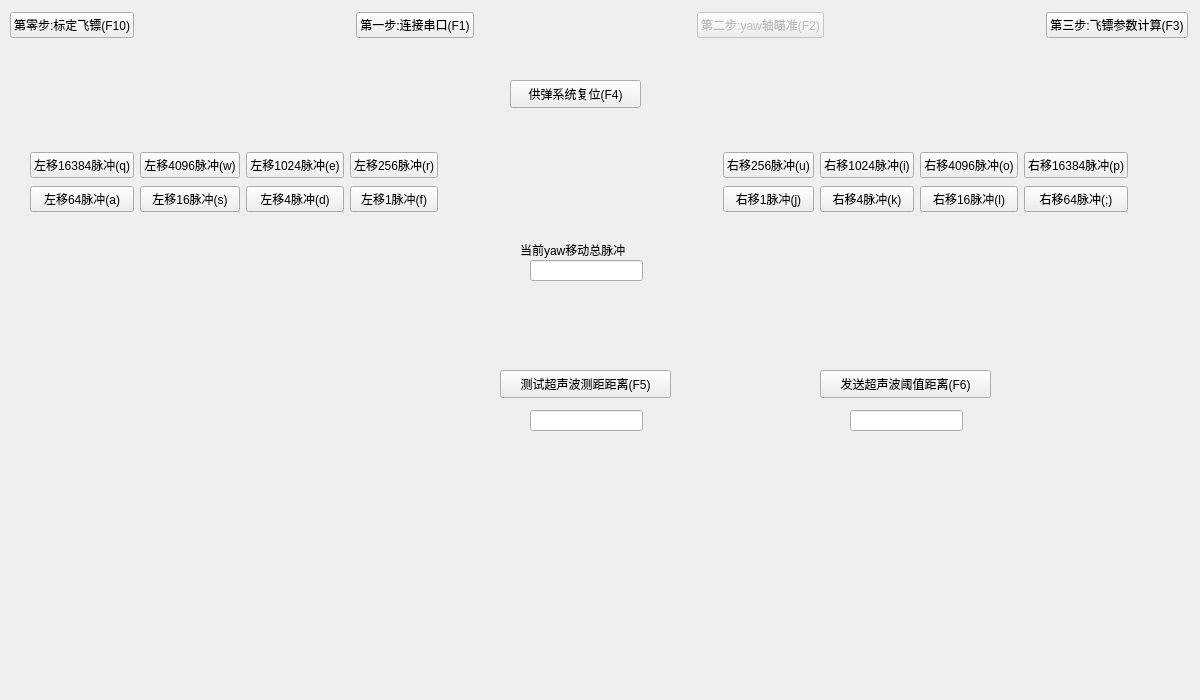
The window that 2yawAiming/yawaiming.ui (KangweiYang/dartRack_upper) describes before a commit, drawn with Qt 5.
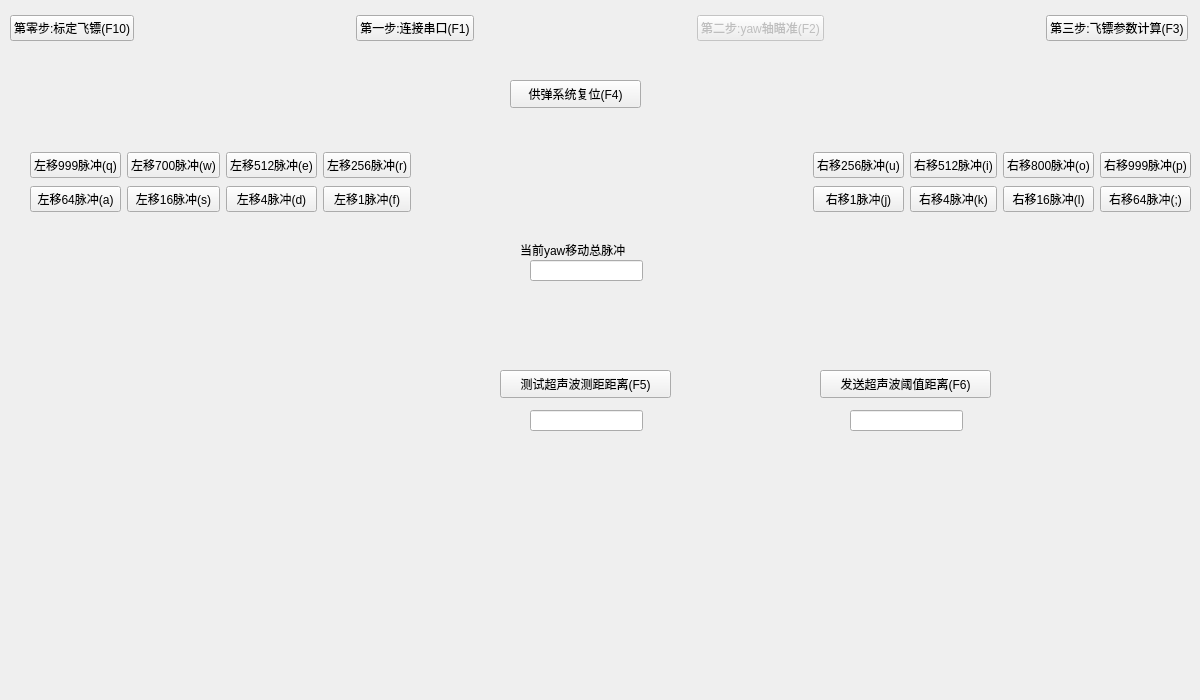
The same window after the commit.

```diff
--- a/2yawAiming/yawaiming.ui
+++ b/2yawAiming/yawaiming.ui
@@ -47,15 +47,15 @@
     <rect>
      <x>30</x>
      <y>150</y>
-     <width>1098</width>
-     <height>65</height>
+     <width>1161</width>
+     <height>66</height>
     </rect>
    </property>
    <layout class="QGridLayout" name="gridLayout">
     <item row="0" column="0">
      <widget class="QPushButton" name="left16384PushButton">
       <property name="text">
-       <string>左移16384脉冲(q)</string>
+       <string>左移999脉冲(q)</string>
       </property>
       <property name="shortcut">
        <string>Q</string>
@@ -65,7 +65,7 @@
     <item row="0" column="1">
      <widget class="QPushButton" name="left4096PushButton">
       <property name="text">
-       <string>左移4096脉冲(w)</string>
+       <string>左移700脉冲(w)</string>
       </property>
       <property name="shortcut">
        <string>W</string>
@@ -75,7 +75,7 @@
     <item row="0" column="2">
      <widget class="QPushButton" name="left1024PushButton">
       <property name="text">
-       <string>左移1024脉冲(e)</string>
+       <string>左移512脉冲(e)</string>
       </property>
       <property name="shortcut">
        <string>E</string>
@@ -128,7 +128,7 @@
     <item row="0" column="6">
      <widget class="QPushButton" name="right1024PushButton">
       <property name="text">
-       <string>右移1024脉冲(i)</string>
+       <string>右移512脉冲(i)</string>
       </property>
       <property name="shortcut">
        <string>I</string>
@@ -138,7 +138,7 @@
     <item row="0" column="7">
      <widget class="QPushButton" name="right4096PushButton">
       <property name="text">
-       <string>右移4096脉冲(o)</string>
+       <string>右移800脉冲(o)</string>
       </property>
       <property name="shortcut">
        <string>O</string>
@@ -231,7 +231,7 @@
     <item row="0" column="8">
      <widget class="QPushButton" name="right16384PushButton">
       <property name="text">
-       <string>右移16384脉冲(p)</string>
+       <string>右移999脉冲(p)</string>
       </property>
       <property name="shortcut">
        <string>P</string>
@@ -262,7 +262,7 @@
      <x>10</x>
      <y>10</y>
      <width>1178</width>
-     <height>30</height>
+     <height>37</height>
     </rect>
    </property>
    <layout class="QHBoxLayout" name="horizontalLayout_2">
```
Left out of the diff: 10 changed lines with no effect on the pictures.
